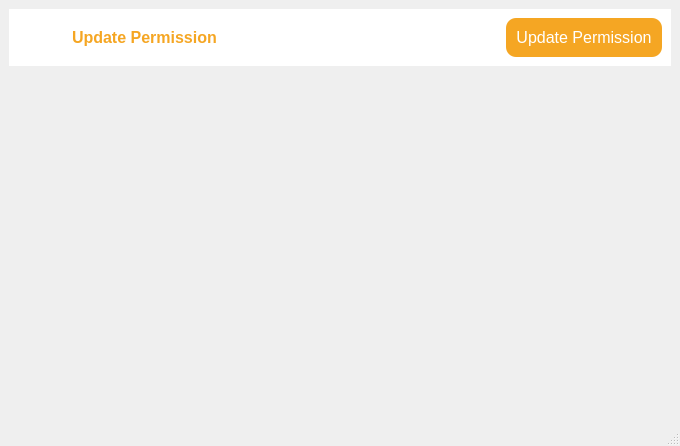
First picture: the form in updatepermissions.ui, repository arshc0der/Inventory-Management-System, before the edit.
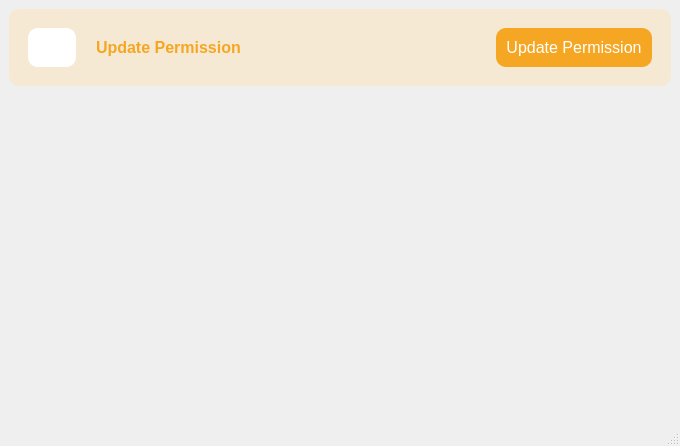
Second picture: the form after the edit. Icons and pictures are not drawn.

Patch:
```diff
--- a/updatepermissions.ui
+++ b/updatepermissions.ui
@@ -37,7 +37,9 @@
          </size>
         </property>
         <property name="styleSheet">
-         <string notr="true">background-color: rgb(255, 255, 255);</string>
+         <string notr="true">background-color: rgb(246, 233, 211);
+padding:10px;
+border-radius:10px;</string>
         </property>
         <layout class="QHBoxLayout" name="horizontalLayout">
          <item>
@@ -55,7 +57,7 @@
             </size>
            </property>
            <property name="styleSheet">
-            <string notr="true"/>
+            <string notr="true">background-color: rgb(255, 255, 255);</string>
            </property>
            <property name="text">
             <string/>
@@ -151,7 +153,7 @@
 
 /* Styling for selected cells */
 QTableView::item:selected {
-    background-color: rgb(71, 202, 172);  /* Background color for selected cells */
+    background-color: #F5A623;  /* Background color for selected cells */
     color: white;  /* Text color for selected cells */
 }
 
```
